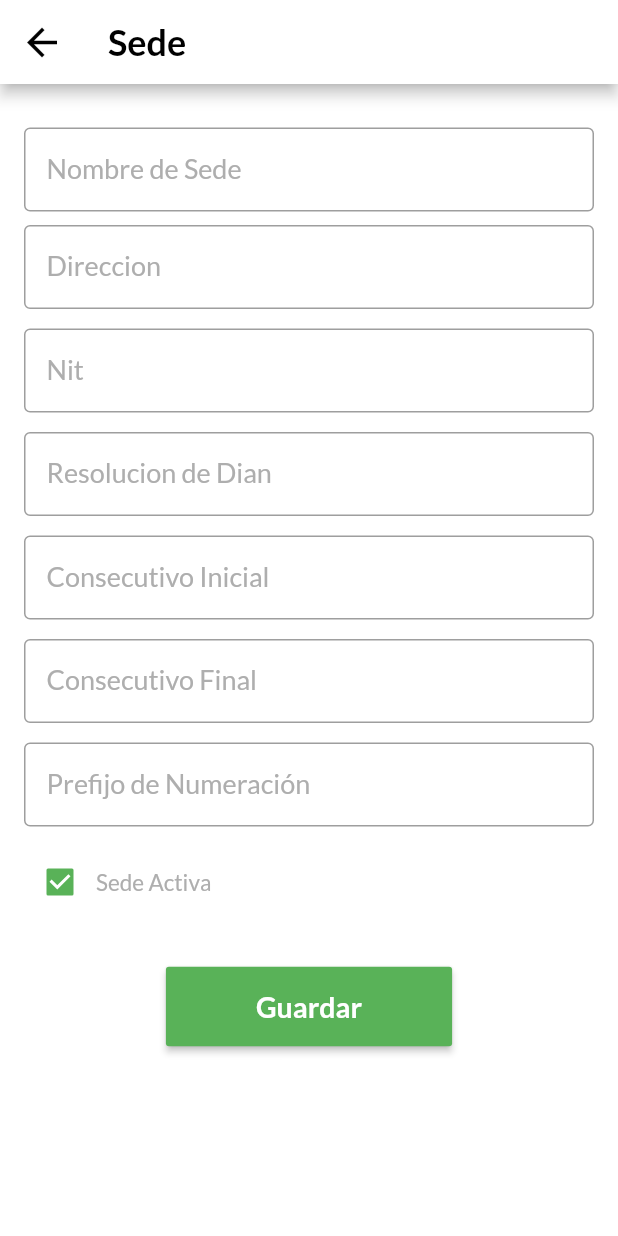
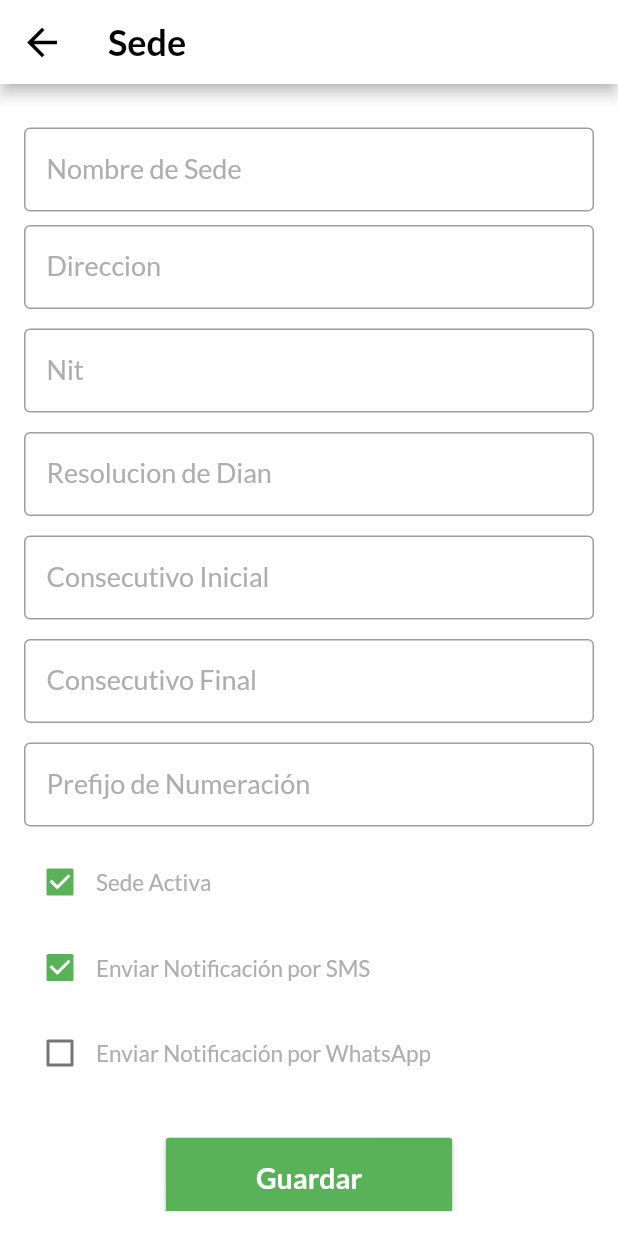
Before and after one commit to leovar/carwash-app, a Flutter app: the CreateLocationAdminPage screen opened directly, on a phone screen of 412 x 824 dp. Run offline on Flutter 3.47's test engine with Material 2 defaults, Android fonts, the phone set to English and light mode, and no system bars; our stand-ins replace carousel_slider, cloud_firestore, connectivity, equatable, firebase_auth, firebase_core and 7 more; missing offline and left inert: flutter_facebook_login, flutter_open_whatsapp, flutter_sms, generic_bloc_provider, image_picker_saver, popup_menu; accounts and stored records are empty; statements that could not run were skipped.

Commit message:
Add send notificatión by Sms or WhatsApp

```diff
--- a/lib/invoice/ui/widgets/form_invoice.dart
+++ b/lib/invoice/ui/widgets/form_invoice.dart
@@ -1,5 +1,3 @@
-import 'dart:convert';
-import 'dart:ffi';
 import 'dart:io';
 import 'dart:typed_data';
 
@@ -20,7 +18,6 @@ import 'package:car_wash_app/location/bloc/bloc_location.dart';
 import 'package:car_wash_app/product/bloc/product_bloc.dart';
 import 'package:car_wash_app/product/model/product.dart';
 import 'package:car_wash_app/user/bloc/bloc_user.dart';
-import 'package:car_wash_app/user/model/user.dart';
 import 'package:car_wash_app/vehicle/bloc/bloc_vehicle.dart';
 import 'package:car_wash_app/vehicle/model/vehicle.dart';
 import 'package:car_wash_app/widgets/gradient_back.dart';
--- a/lib/invoices_list/ui/screens/invoices_list_page.dart
+++ b/lib/invoices_list/ui/screens/invoices_list_page.dart
@@ -1,8 +1,6 @@
 import 'package:car_wash_app/invoice/bloc/bloc_invoice.dart';
 import 'package:car_wash_app/invoices_list/ui/widgets/form_invoices_list.dart';
-import 'package:car_wash_app/user/model/user.dart';
 import 'package:car_wash_app/widgets/app_bar_widget.dart';
-import 'package:cloud_firestore/cloud_firestore.dart';
 import 'package:flutter/cupertino.dart';
 import 'package:flutter/material.dart';
 import 'package:generic_bloc_provider/generic_bloc_provider.dart';
--- a/lib/location/model/location.dart
+++ b/lib/location/model/location.dart
@@ -16,6 +16,7 @@ class Location extends Equatable {
   final int finalConsec;
   final Timestamp creationDate;
   final bool active;
+  final bool sendMessageSms;
   bool isSelected;
 
   Location({
@@ -31,7 +32,8 @@ class Location extends Equatable {
     this.finalConsec,
     this.creationDate,
     this.isSelected,
-    this.active
+    this.active,
+    this.sendMessageSms,
   });
 
   factory Location.fromJson(Map<String, dynamic> json, {String id}) {
@@ -48,8 +50,8 @@ class Location extends Equatable {
         finalConsec: json['finalConsec'],
         creationDate: json['creationDate'],
         active: json['active'],
-      isSelected: false
-    );
+        sendMessageSms: json['sendMessageSms'],
+        isSelected: false);
   }
 
   Map<String, dynamic> toJson() {
@@ -58,16 +60,16 @@ class Location extends Equatable {
       'address': this.address,
       'phoneNumber': this.phoneNumber,
       'director': this.director,
-      'nit' : this.nit,
-      'prefix' : this.prefix,
-      'dianResolution' : this.dianResolution,
-      'initConcec' : this.initConcec,
-      'finalConsec' : this.finalConsec,
-      'creationDate' : Timestamp.now(),
-      'active' : this.active,
+      'nit': this.nit,
+      'prefix': this.prefix,
+      'dianResolution': this.dianResolution,
+      'initConcec': this.initConcec,
+      'finalConsec': this.finalConsec,
+      'creationDate': Timestamp.now(),
+      'active': this.active,
+      'sendMessageSms': this.sendMessageSms,
     };
   }
-
 
   @override
   List<Object> get props => [
@@ -83,5 +85,6 @@ class Location extends Equatable {
         finalConsec,
         creationDate,
         active,
+        sendMessageSms,
       ];
 }
--- a/lib/location/ui/screens/create_location_admin_page.dart
+++ b/lib/location/ui/screens/create_location_admin_page.dart
@@ -36,6 +36,8 @@ class _CreateLocationAdminPage extends State<CreateLocationAdminPage> {
   final _textPrefix = TextEditingController();
   final double _heightTextField = 60;
   bool _locationActive = true;
+  bool _sendSms = true;
+  bool _sendWp = false;
   Location _locationSelected;
 
   @override
@@ -196,6 +198,54 @@ class _CreateLocationAdminPage extends State<CreateLocationAdminPage> {
             ),
             SizedBox(height: 9),
             Flexible(
+              child: Row(
+                children: <Widget>[
+                  Checkbox(
+                    value: _sendSms,
+                    onChanged: (bool value) {
+                      _onChangeSendNotification(1, value);
+                    },
+                    checkColor: Colors.white,
+                    activeColor: Color(0xFF59B258),
+                  ),
+                  Text(
+                    "Enviar Notificación por SMS",
+                    style: TextStyle(
+                      fontFamily: "Lato",
+                      decoration: TextDecoration.none,
+                      color: Color(0xFFAEAEAE),
+                      fontSize: 15,
+                    ),
+                  ),
+                ],
+              ),
+            ),
+            SizedBox(height: 9),
+            Flexible(
+              child: Row(
+                children: <Widget>[
+                  Checkbox(
+                    value: _sendWp,
+                    onChanged: (bool value) {
+                      _onChangeSendNotification(2, value);
+                    },
+                    checkColor: Colors.white,
+                    activeColor: Color(0xFF59B258),
+                  ),
+                  Text(
+                    "Enviar Notificación por WhatsApp",
+                    style: TextStyle(
+                      fontFamily: "Lato",
+                      decoration: TextDecoration.none,
+                      color: Color(0xFFAEAEAE),
+                      fontSize: 15,
+                    ),
+                  ),
+                ],
+              ),
+            ),
+            SizedBox(height: 9),
+            Flexible(
               child: _buttonSave(),
             ),
             SizedBox(height: 9),
@@ -249,6 +299,8 @@ class _CreateLocationAdminPage extends State<CreateLocationAdminPage> {
     _textFinalConsec.text = _locationSelected.finalConsec.toString();
     _textPrefix.text = _locationSelected.prefix;
     _locationActive = _locationSelected.active;
+    _sendSms = _locationSelected.sendMessageSms?? false;
+    _sendWp = _locationSelected.sendMessageSms??true ? false : true;
   }
 
   bool _validateInputs() {
@@ -298,6 +350,22 @@ class _CreateLocationAdminPage extends State<CreateLocationAdminPage> {
     return canSave;
   }
 
+  //1. send Sms, 2. send WhatsApp
+  void _onChangeSendNotification(int notificationType, bool value) {
+    setState(() {
+      switch (notificationType) {
+        case 1:
+          _sendSms = value;
+          _sendWp = false;
+          break;
+        case 2:
+          _sendSms = false;
+          _sendWp = value;
+          break;
+      }
+    });
+  }
+
   void _saveUser() async {
     if (_validateInputs()) {
       MessagesUtils.showAlertWithLoading(context: context, title: 'Guardando')
@@ -314,6 +382,7 @@ class _CreateLocationAdminPage extends State<CreateLocationAdminPage> {
         prefix: _textPrefix.text.trim(),
         active: _locationActive,
         creationDate: Timestamp.now(),
+        sendMessageSms: _sendSms,
       );
 
       _blocLocation.updateLocationData(location);
--- a/pubspec.yaml
+++ b/pubspec.yaml
@@ -32,6 +32,8 @@ dependencies:
   flutter_multiselect: ^0.4.0
   datetime_picker_formfield: ^1.0.0
   flutter_sms: ^1.1.0
+  flutter_open_whatsapp: ^0.1.2
+  url_launcher: ^5.4.2
 
   #firebase
   firebase_auth:
```
Also changed, not shown: lib/invoices_list/ui/widgets/form_invoices_list.dart (+29 -2 lines), pubspec.lock, 1 other file. Lines whose indentation alone changed are shown as unchanged.
